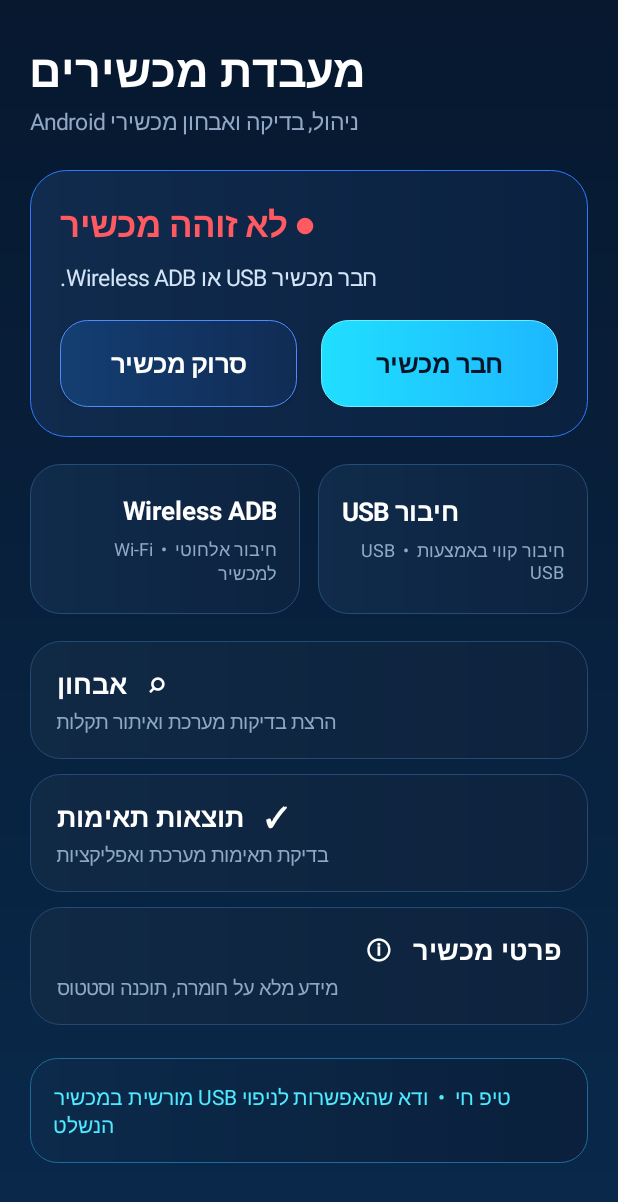
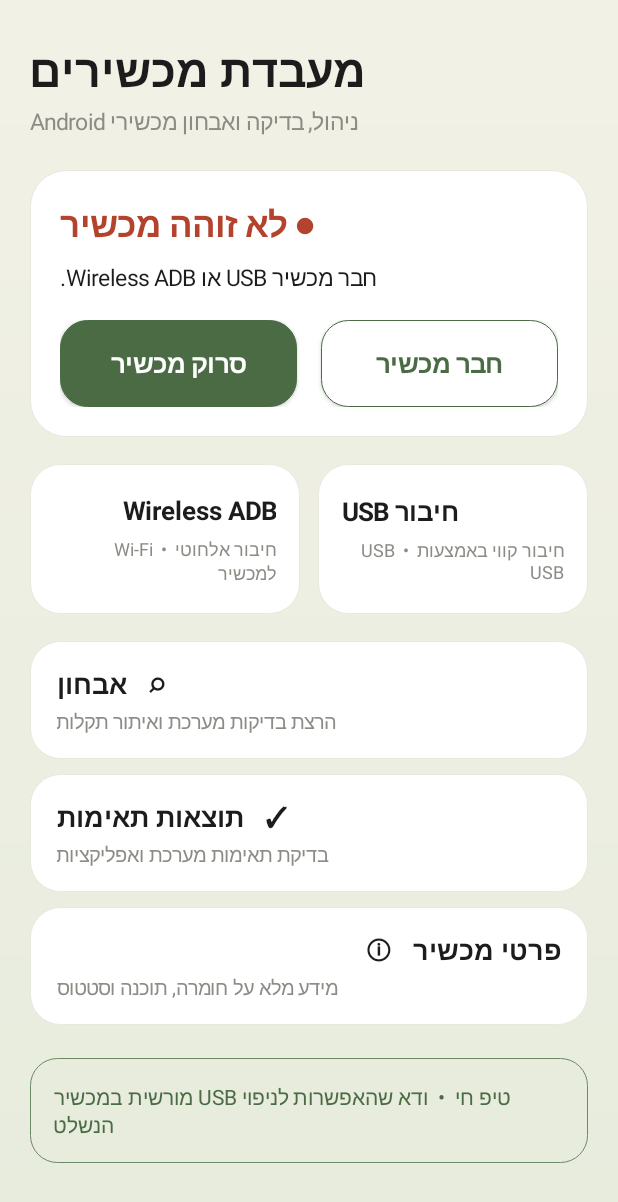
Before and after one commit to 05484ym-max/android-mdm-system, an Android app: the screen it shows after launch (MainActivity), on a phone screen of 412 x 824 dp. Shown: the top 1202 px of the screen. Run offline under Robolectric (Android 15) with nearby library versions, the phone set to English and light mode, and no system bars; 1 statement that could not run was skipped.

Commit message:
style: match technician app colors to MDM app's green palette
Co-Authored-By: Claude Sonnet 5 <noreply@anthropic.com>
Claude-Session: https://claude.ai/code/session_01XLUnXRdGJWvS23VSUeCoDB

```diff
--- a/device-lab/technician-app/app/src/main/java/org/mdmopen/devicelab/technician/MainActivity.kt
+++ b/device-lab/technician-app/app/src/main/java/org/mdmopen/devicelab/technician/MainActivity.kt
@@ -62,8 +62,16 @@ class MainActivity : Activity() {
         // way. Wired to localhost only so the client compiles as a complete, callable unit.
         apiClient = DeviceLabApiClient("http://10.0.2.2:3100", TechnicianAuth(this))
 
-        window.statusBarColor = Color.parseColor("#07182F")
-        window.navigationBarColor = Color.parseColor("#07182F")
+        window.statusBarColor = Color.parseColor("#F2F1E6")
+        window.navigationBarColor = Color.parseColor("#F2F1E6")
+        // Status/nav bar are now light (matching the MDM admin panel's own background),
+        // so their icons need to render dark instead of the default light content.
+        if (android.os.Build.VERSION.SDK_INT >= android.os.Build.VERSION_CODES.R) {
+            window.insetsController?.setSystemBarsAppearance(
+                android.view.WindowInsetsController.APPEARANCE_LIGHT_STATUS_BARS or android.view.WindowInsetsController.APPEARANCE_LIGHT_NAVIGATION_BARS,
+                android.view.WindowInsetsController.APPEARANCE_LIGHT_STATUS_BARS or android.view.WindowInsetsController.APPEARANCE_LIGHT_NAVIGATION_BARS
+            )
+        }
         setContentView(buildUi())
         startPolling()
     }
@@ -82,21 +90,21 @@ class MainActivity : Activity() {
             setPadding(dp(20), dp(26), dp(20), dp(28))
             background = GradientDrawable(
                 GradientDrawable.Orientation.TOP_BOTTOM,
-                intArrayOf(Color.parseColor("#07182F"), Color.parseColor("#09294B"))
+                intArrayOf(Color.parseColor("#F2F1E6"), Color.parseColor("#E7ECDD"))
             )
         }
 
         val title = TextView(this).apply {
             text = "מעבדת מכשירים"
             textSize = 30f
-            setTextColor(Color.WHITE)
+            setTextColor(Color.parseColor("#1C1C1C"))
             setTypeface(typeface, Typeface.BOLD)
             gravity = Gravity.END
         }
         val subtitle = TextView(this).apply {
             text = "ניהול, בדיקה ואבחון מכשירי Android"
             textSize = 15f
-            setTextColor(Color.parseColor("#91A9C7"))
+            setTextColor(Color.parseColor("#8C8C86"))
             gravity = Gravity.END
             setPadding(0, dp(4), 0, dp(22))
         }
@@ -107,18 +115,18 @@ class MainActivity : Activity() {
             orientation = LinearLayout.VERTICAL
             layoutDirection = View.LAYOUT_DIRECTION_RTL
             setPadding(dp(20), dp(20), dp(20), dp(20))
-            background = roundedGradient("#102B4D", "#0B2140", 24f, "#2F78FF")
+            background = roundedGradient("#FFFFFF", "#FFFFFF", 24f, "#EAE8DC")
         }
 
         stateLabel = TextView(this).apply {
             textSize = 23f
-            setTextColor(Color.parseColor("#FF5A62"))
+            setTextColor(Color.parseColor("#B3432C"))
             setTypeface(typeface, Typeface.BOLD)
             gravity = Gravity.END
         }
         guidanceLabel = TextView(this).apply {
             textSize = 15f
-            setTextColor(Color.parseColor("#D5E5F8"))
+            setTextColor(Color.parseColor("#1C1C1C"))
             gravity = Gravity.END
             setPadding(0, dp(10), 0, dp(18))
         }
@@ -136,16 +144,16 @@ class MainActivity : Activity() {
             setTextColor(Color.WHITE)
             setTypeface(typeface, Typeface.BOLD)
             isAllCaps = false
-            background = roundedGradient("#143E72", "#102C55", 18f, "#4F8CFF")
+            background = roundedGradient("#4B6B45", "#4B6B45", 18f, "#4B6B45")
             setOnClickListener { onScanClicked() }
         }
         val connectButton = Button(this).apply {
             text = "חבר מכשיר"
             textSize = 17f
-            setTextColor(Color.parseColor("#041426"))
+            setTextColor(Color.parseColor("#4B6B45"))
             setTypeface(typeface, Typeface.BOLD)
             isAllCaps = false
-            background = roundedGradient("#20DFFF", "#1DB7FF", 18f, "#68F1FF")
+            background = roundedGradient("#FFFFFF", "#FFFFFF", 18f, "#4B6B45")
             setOnClickListener {
                 Toast.makeText(this@MainActivity, "חבר כבל OTG/USB ואשר הרשאת USB", Toast.LENGTH_SHORT).show()
             }
@@ -179,10 +187,10 @@ class MainActivity : Activity() {
         val tip = TextView(this).apply {
             text = "טיפ חי  •  ודא שהאפשרות לניפוי USB מורשית במכשיר הנשלט"
             textSize = 14f
-            setTextColor(Color.parseColor("#4EEAFF"))
+            setTextColor(Color.parseColor("#4B6B45"))
             gravity = Gravity.END
             setPadding(dp(16), dp(16), dp(16), dp(16))
-            background = roundedGradient("#0C2A4B", "#0A203C", 18f, "#1E6A9A")
+            background = roundedGradient("#E7ECDD", "#E7ECDD", 18f, "#6B8A65")
         }
         page.addView(tip, LinearLayout.LayoutParams(LinearLayout.LayoutParams.MATCH_PARENT, LinearLayout.LayoutParams.WRAP_CONTENT).apply {
             topMargin = dp(8)
@@ -190,7 +198,7 @@ class MainActivity : Activity() {
 
         return ScrollView(this).apply {
             isFillViewport = true
-            setBackgroundColor(Color.parseColor("#07182F"))
+            setBackgroundColor(Color.parseColor("#F2F1E6"))
             addView(page)
         }
     }
@@ -200,18 +208,18 @@ class MainActivity : Activity() {
             orientation = LinearLayout.VERTICAL
             gravity = Gravity.CENTER_VERTICAL
             setPadding(dp(16), dp(14), dp(16), dp(14))
-            background = roundedGradient("#102B4B", "#0D2340", 20f, "#244D78")
+            background = roundedGradient("#FFFFFF", "#FFFFFF", 20f, "#EAE8DC")
             addView(TextView(this@MainActivity).apply {
                 text = title
                 textSize = 17f
-                setTextColor(Color.WHITE)
+                setTextColor(Color.parseColor("#1C1C1C"))
                 setTypeface(typeface, Typeface.BOLD)
                 gravity = Gravity.END
             })
             addView(TextView(this@MainActivity).apply {
                 text = "$badge  •  $subtitle"
                 textSize = 12f
-                setTextColor(Color.parseColor("#8FA9C7"))
+                setTextColor(Color.parseColor("#8C8C86"))
                 gravity = Gravity.END
                 setPadding(0, dp(6), 0, 0)
             })
@@ -222,18 +230,18 @@ class MainActivity : Activity() {
             orientation = LinearLayout.VERTICAL
             gravity = Gravity.CENTER_VERTICAL
             setPadding(dp(18), dp(16), dp(18), dp(16))
-            background = roundedGradient("#102945", "#0D223D", 20f, "#244A73")
+            background = roundedGradient("#FFFFFF", "#FFFFFF", 20f, "#EAE8DC")
             addView(TextView(this@MainActivity).apply {
                 text = "$symbol   $title"
                 textSize = 18f
-                setTextColor(Color.WHITE)
+                setTextColor(Color.parseColor("#1C1C1C"))
                 setTypeface(typeface, Typeface.BOLD)
                 gravity = Gravity.END
             })
             addView(TextView(this@MainActivity).apply {
                 text = subtitle
                 textSize = 13f
-                setTextColor(Color.parseColor("#8EA7C4"))
+                setTextColor(Color.parseColor("#8C8C86"))
                 gravity = Gravity.END
                 setPadding(0, dp(4), 0, 0)
             })
@@ -325,7 +333,7 @@ class MainActivity : Activity() {
         }
 
         stateLabel.text = "סורק מכשיר..."
-        stateLabel.setTextColor(Color.parseColor("#29D8FF"))
+        stateLabel.setTextColor(Color.parseColor("#4B6B45"))
         guidanceLabel.text = "קורא מידע מהמכשיר. אין לנתק את הכבל."
         ioExecutor.execute {
             val usbManager = getSystemService(USB_SERVICE) as UsbManager
@@ -426,11 +434,11 @@ class MainActivity : Activity() {
         val line = TextView(this).apply {
             text = "${statusBadge(status)}   •   רמת ודאות: $confidence"
             textSize = 17f
-            setTextColor(Color.WHITE)
+            setTextColor(Color.parseColor("#4B6B45"))
             setTypeface(typeface, Typeface.BOLD)
             gravity = Gravity.END
             setPadding(dp(16), dp(16), dp(16), dp(16))
-            background = roundedGradient("#10365A", "#0C2746", 18f, "#2C7DB1")
+            background = roundedGradient("#E7ECDD", "#E7ECDD", 18f, "#4B6B45")
         }
         resultArea.addView(line)
     }
```
